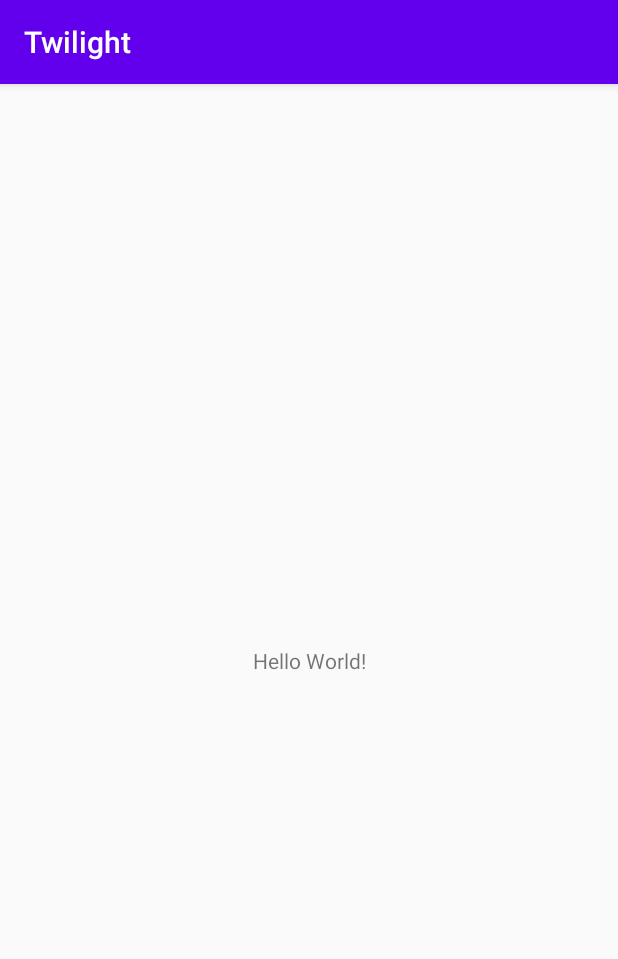
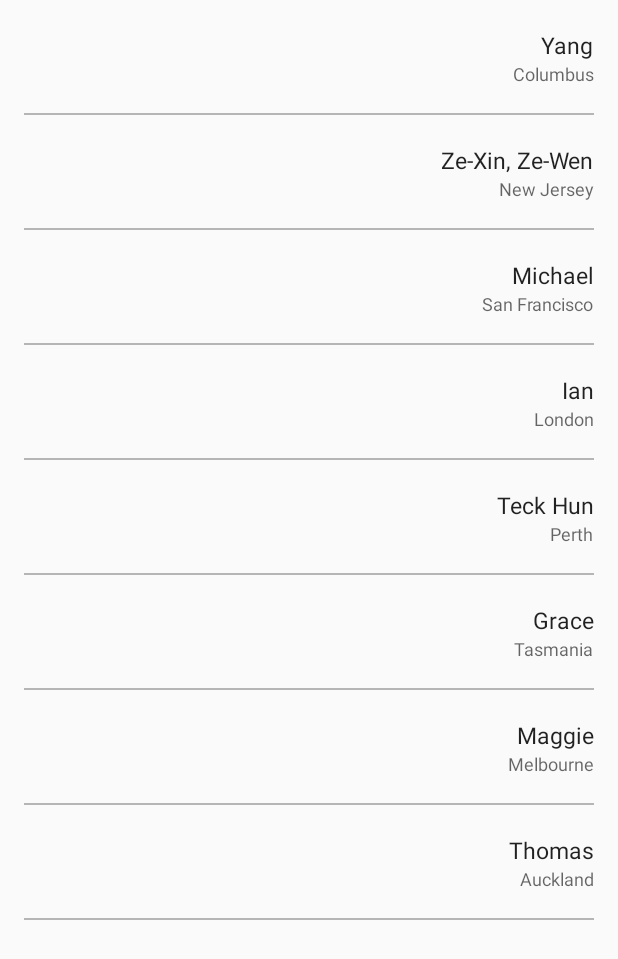
Before and after one commit to delacrixmorgan/twilight-android, an Android app: the screen it shows after launch (MainActivity), on a phone screen of 412 x 824 dp. Shown: the top 959 px of the screen. Run offline under Robolectric (Android 15) with nearby library versions, the phone set to English and light mode, and no system bars; libraries missing offline, so code that uses them is left out: com.jakewharton.threetenabp; 5 statements that could not run were skipped.

Commit message:
Able to display timeZones

```diff
--- /dev/null
+++ b/app/src/main/java/com/delacrixmorgan/twilight/android/Extensions.kt
@@ -0,0 +1,58 @@
+package com.delacrixmorgan.twilight.android
+
+import org.threeten.bp.DateTimeUtils
+import org.threeten.bp.Instant
+import org.threeten.bp.ZonedDateTime
+import org.threeten.bp.format.DateTimeFormatter
+import java.text.SimpleDateFormat
+import java.util.*
+
+fun Date.toZonedDateTime(): ZonedDateTime {
+    val calendar = Calendar.getInstance().apply { time = this@toZonedDateTime }
+    return DateTimeUtils.toZonedDateTime(calendar)
+}
+
+fun Date.toStringFormat(): String {
+    val calendar = Calendar.getInstance().apply { time = this@toStringFormat }
+    val zonedDateTime = DateTimeUtils.toZonedDateTime(calendar)
+
+    return DateTimeFormatter.ISO_INSTANT.format(zonedDateTime)
+}
+
+fun Date.formatDate(format: String = "EEE, dd MMMM"): String {
+    return SimpleDateFormat(format, Locale.US).format(this)
+}
+
+fun String.toDateFormat(): Date {
+    val dateInstant = Instant.from(DateTimeFormatter.ISO_INSTANT.parse(this))
+    return DateTimeUtils.toDate(dateInstant)
+}
+
+fun String.extractKeywords(): List<String> {
+    val splitString = this.split("/")
+    val name = splitString[1].replace("_", " ")
+    val list = mutableListOf(splitString[0], name)
+
+    name.addExceptions(list)
+    return list
+}
+
+fun String.addExceptions(list: MutableList<String>) {
+    val exceptionList = when (this) {
+        "Kuala Lumpur" -> {
+            listOf("Malaysia", "Klang", "Shah Alam", "Rawang", "Subang Jaya")
+        }
+        "Los Angeles" -> {
+            listOf("San Francisco")
+        }
+        "Chicago" -> {
+            listOf("Columbus", "Ohio")
+        }
+        "New York" -> {
+            listOf("New Jersey")
+        }
+        else -> listOf()
+    }
+
+    list.addAll(exceptionList)
+}
--- a/app/src/main/java/com/delacrixmorgan/twilight/android/MainActivity.kt
+++ b/app/src/main/java/com/delacrixmorgan/twilight/android/MainActivity.kt
@@ -1,12 +1,28 @@
 package com.delacrixmorgan.twilight.android
 
+import android.os.Bundle
+import android.view.WindowManager
 import androidx.appcompat.app.AppCompatActivity
-import android.os.Bundle
+import androidx.fragment.app.commit
+import com.delacrixmorgan.twilight.android.location.LocationListFragment
+import com.jakewharton.threetenabp.AndroidThreeTen
 
 class MainActivity : AppCompatActivity() {
 
     override fun onCreate(savedInstanceState: Bundle?) {
         super.onCreate(savedInstanceState)
         setContentView(R.layout.activity_main)
+        AndroidThreeTen.init(this)
+
+        window.setFlags(
+            WindowManager.LayoutParams.FLAG_LAYOUT_NO_LIMITS,
+            WindowManager.LayoutParams.FLAG_LAYOUT_NO_LIMITS
+        )
+
+        val fragment = LocationListFragment.create()
+
+        supportFragmentManager.commit {
+            replace(android.R.id.content, fragment, fragment.javaClass.simpleName)
+        }
     }
 }
--- /dev/null
+++ b/app/src/main/java/com/delacrixmorgan/twilight/android/data/controller/ZoneDataController.kt
@@ -0,0 +1,61 @@
+package com.delacrixmorgan.twilight.android.data.controller
+
+import com.delacrixmorgan.twilight.android.data.model.Zone
+import com.delacrixmorgan.twilight.android.extractKeywords
+import org.threeten.bp.ZoneId
+
+object ZoneDataController {
+    private var zones = mutableListOf<Zone>()
+
+    init {
+        val availableZones = ZoneId.getAvailableZoneIds()
+        val filteredZones = availableZones.filter {
+            it.contains("America/") || it.contains("US/")
+                    || it.contains("Europe/") || it.contains("Asia/")
+                    || it.contains("Australia/") || it.contains("Pacific/")
+                    || it.contains("Mexico/") || it.contains("Indian/")
+                    || it.contains("Canada/") || it.contains("Antarctica/")
+                    || it.contains("Atlantic/") || it.contains("Brazil/")
+                    || it.contains("Africa/")
+        }
+
+        zones.addAll(filteredZones.map {
+            val keywords = it.extractKeywords()
+            Zone(
+                timeZoneId = it,
+                name = keywords[1],
+                keywords = keywords
+            )
+        })
+    }
+
+    fun getZoneById(uuid: String): Zone? {
+        return zones.firstOrNull { it.uuid == uuid }
+    }
+
+    fun getZone(searchQuery: String? = null, searchQueries: List<String>? = null): List<Zone> {
+        val filteredList = mutableListOf<Zone>()
+
+        searchQuery?.let {
+            filteredList.addAll(
+                zones.filter {
+                    it.keywords.any { keyword ->
+                        keyword.contains(searchQuery, ignoreCase = true)
+                    }
+                }.toMutableList()
+            )
+        }
+
+        searchQueries?.forEach { query ->
+            filteredList.addAll(
+                zones.filter {
+                    it.keywords.any { keyword ->
+                        keyword.contains(query, ignoreCase = true)
+                    }
+                }.toMutableList()
+            )
+        }
+
+        return filteredList
+    }
+}
--- /dev/null
+++ b/app/src/main/java/com/delacrixmorgan/twilight/android/data/model/Location.kt
@@ -0,0 +1,16 @@
+package com.delacrixmorgan.twilight.android.data.model
+
+import com.delacrixmorgan.twilight.android.data.controller.ZoneDataController
+import java.util.*
+
+data class Location(
+    val uuid: String = UUID.randomUUID().toString(),
+    val zoneUuid: String,
+    val name: String,
+    val personName: String? = null
+) {
+    val zone: Zone?
+        get() {
+            return ZoneDataController.getZoneById(zoneUuid)
+        }
+}
--- /dev/null
+++ b/app/src/main/java/com/delacrixmorgan/twilight/android/data/model/Zone.kt
@@ -0,0 +1,10 @@
+package com.delacrixmorgan.twilight.android.data.model
+
+import java.util.*
+
+data class Zone(
+    val uuid: String = UUID.randomUUID().toString(),
+    val timeZoneId: String,
+    val name: String,
+    val keywords: List<String>
+)
--- /dev/null
+++ b/app/src/main/java/com/delacrixmorgan/twilight/android/location/LocationFormFragment.kt
@@ -0,0 +1,27 @@
+package com.delacrixmorgan.twilight.android.location
+
+import android.os.Bundle
+import android.view.LayoutInflater
+import android.view.View
+import android.view.ViewGroup
+import androidx.fragment.app.Fragment
+import com.delacrixmorgan.twilight.android.R
+
+class LocationFormFragment : Fragment() {
+
+    companion object {
+        fun create() = LocationFormFragment()
+    }
+
+    override fun onCreateView(
+        inflater: LayoutInflater, container: ViewGroup?,
+        savedInstanceState: Bundle?
+    ): View? {
+        return inflater.inflate(R.layout.fragment_location_form, container, false)
+    }
+
+    override fun onViewCreated(view: View, savedInstanceState: Bundle?) {
+        super.onViewCreated(view, savedInstanceState)
+
+    }
+}
--- /dev/null
+++ b/app/src/main/java/com/delacrixmorgan/twilight/android/location/LocationListFragment.kt
@@ -0,0 +1,87 @@
+package com.delacrixmorgan.twilight.android.location
+
+import android.os.Bundle
+import android.view.LayoutInflater
+import android.view.View
+import android.view.ViewGroup
+import androidx.fragment.app.Fragment
+import com.delacrixmorgan.twilight.android.R
+import com.delacrixmorgan.twilight.android.data.model.Location
+import com.delacrixmorgan.twilight.android.data.controller.ZoneDataController
+import kotlinx.android.synthetic.main.fragment_location_list.*
+
+class LocationListFragment : Fragment(), LocationRecyclerViewAdapter.Listener {
+
+    companion object {
+        fun create() = LocationListFragment()
+    }
+
+    private val adapter: LocationRecyclerViewAdapter by lazy {
+        LocationRecyclerViewAdapter(this)
+    }
+
+    override fun onCreateView(
+        inflater: LayoutInflater, container: ViewGroup?,
+        savedInstanceState: Bundle?
+    ): View? {
+        return inflater.inflate(R.layout.fragment_location_list, container, false)
+    }
+
+    override fun onViewCreated(view: View, savedInstanceState: Bundle?) {
+        super.onViewCreated(view, savedInstanceState)
+
+        val locations = mutableListOf<Location>()
+        locations.addAll(
+            listOf(
+                Location(
+                    name = "Columbus",
+                    personName = "Yang",
+                    zoneUuid = ZoneDataController.getZone(searchQuery = "Columbus").first().uuid
+                ),
+                Location(
+                    name = "New Jersey",
+                    personName = "Ze-Xin, Ze-Wen",
+                    zoneUuid = ZoneDataController.getZone(searchQuery = "New Jersey").first().uuid
+                ),
+                Location(
+                    name = "San Francisco",
+                    personName = "Michael",
+                    zoneUuid = ZoneDataController.getZone(searchQuery = "San Francisco")
+                        .first().uuid
+                ),
+                Location(
+                    name = "London",
+                    personName = "Ian",
+                    zoneUuid = ZoneDataController.getZone(searchQuery = "London").first().uuid
+                ),
+                Location(
+                    name = "Perth",
+                    personName = "Teck Hun",
+                    zoneUuid = ZoneDataController.getZone(searchQuery = "Perth").first().uuid
+                ),
+                Location(
+                    name = "Tasmania",
+                    personName = "Grace",
+                    zoneUuid = ZoneDataController.getZone(searchQuery = "Tasmania").first().uuid
+                ),
+                Location(
+                    name = "Melbourne",
+                    personName = "Maggie",
+                    zoneUuid = ZoneDataController.getZone(searchQuery = "Melbourne").first().uuid
+                ),
+                Location(
+                    name = "Auckland",
+                    personName = "Thomas",
+                    zoneUuid = ZoneDataController.getZone(searchQuery = "Auckland").first().uuid
+                )
+            )
+        )
+
+        adapter.locations = locations
+        recyclerView.adapter = adapter
+    }
+
+    override fun onLocationSelected(location: Location) {
+
+    }
+}
--- /dev/null
+++ b/app/src/main/java/com/delacrixmorgan/twilight/android/location/LocationRecyclerViewAdapter.kt
@@ -0,0 +1,81 @@
+package com.delacrixmorgan.twilight.android.location
+
+import android.view.LayoutInflater
+import android.view.View
+import android.view.ViewGroup
+import androidx.recyclerview.widget.DiffUtil
+import androidx.recyclerview.widget.RecyclerView
+import com.delacrixmorgan.twilight.android.R
+import com.delacrixmorgan.twilight.android.data.model.Location
+import com.delacrixmorgan.twilight.android.toZonedDateTime
+import kotlinx.android.synthetic.main.cell_location_list.view.*
+import org.threeten.bp.ZoneId
+import org.threeten.bp.ZonedDateTime
+import org.threeten.bp.format.DateTimeFormatter
+import java.util.*
+
+class LocationRecyclerViewAdapter(
+    val listener: Listener
+) : RecyclerView.Adapter<LocationRecyclerViewAdapter.LocationViewHolder>() {
+    interface Listener {
+        fun onLocationSelected(location: Location)
+    }
+
+    private val date = Date()
+
+    var locations: MutableList<Location> = mutableListOf()
+        set(value) {
+            val oldList = field
+            val diffResult = DiffUtil.calculateDiff(object : DiffUtil.Callback() {
+                override fun areItemsTheSame(oldItemPosition: Int, newItemPosition: Int): Boolean {
+                    return oldList[oldItemPosition].uuid == value[newItemPosition].uuid
+                }
+
+                override fun areContentsTheSame(
+                    oldItemPosition: Int,
+                    newItemPosition: Int
+                ) = oldList[oldItemPosition] == value[newItemPosition]
+
+                override fun getOldListSize() = oldList.size
+
+                override fun getNewListSize() = value.size
+
+                override fun getChangePayload(oldItemPosition: Int, newItemPosition: Int) = true
+            }, true)
+
+            field = value
+            diffResult.dispatchUpdatesTo(this)
+        }
+
+    override fun onCreateViewHolder(parent: ViewGroup, viewType: Int): LocationViewHolder {
+        return LocationViewHolder(
+            LayoutInflater.from(parent.context).inflate(R.layout.cell_location_list, parent, false)
+        )
+    }
+
+    override fun onBindViewHolder(holder: LocationViewHolder, position: Int) {
+        holder.bind(locations[position])
+    }
+
+    override fun getItemCount() = locations.size
+
+    inner class LocationViewHolder(itemView: View) : RecyclerView.ViewHolder(itemView) {
+        fun bind(location: Location) = with(itemView) {
+            val zoneId = ZoneId.of(location.zone?.timeZoneId)
+            val zonedDateTime = ZonedDateTime.ofInstant(date.toZonedDateTime().toInstant(), zoneId)
+
+            val timeString = zonedDateTime.format(DateTimeFormatter.ofPattern("h:mm a"))
+            val dayString = zonedDateTime.format(DateTimeFormatter.ofPattern("EEEE, d MMMM"))
+
+            timeTextView.text = timeString
+            dayTextView.text = dayString
+
+            personNameTextView.text = location.personName
+            locationNameTextView.text = location.name
+
+            setOnClickListener {
+                listener.onLocationSelected(location)
+            }
+        }
+    }
+}
--- a/app/src/main/res/layout/activity_main.xml
+++ b/app/src/main/res/layout/activity_main.xml
@@ -1,18 +1,6 @@
 <?xml version="1.0" encoding="utf-8"?>
 <androidx.constraintlayout.widget.ConstraintLayout xmlns:android="http://schemas.android.com/apk/res/android"
-    xmlns:app="http://schemas.android.com/apk/res-auto"
     xmlns:tools="http://schemas.android.com/tools"
     android:layout_width="match_parent"
     android:layout_height="match_parent"
-    tools:context=".MainActivity">
-
-    <TextView
-        android:layout_width="wrap_content"
-        android:layout_height="wrap_content"
-        android:text="Hello World!"
-        app:layout_constraintBottom_toBottomOf="parent"
-        app:layout_constraintLeft_toLeftOf="parent"
-        app:layout_constraintRight_toRightOf="parent"
-        app:layout_constraintTop_toTopOf="parent" />
-
-</androidx.constraintlayout.widget.ConstraintLayout>
+    tools:context=".MainActivity" />
--- /dev/null
+++ b/app/src/main/res/layout/cell_location_list.xml
@@ -0,0 +1,69 @@
+<?xml version="1.0" encoding="utf-8"?>
+<androidx.constraintlayout.widget.ConstraintLayout xmlns:android="http://schemas.android.com/apk/res/android"
+    xmlns:app="http://schemas.android.com/apk/res-auto"
+    xmlns:tools="http://schemas.android.com/tools"
+    android:layout_width="match_parent"
+    android:layout_height="wrap_content">
+
+    <TextView
+        android:id="@+id/timeTextView"
+        android:layout_width="wrap_content"
+        android:layout_height="wrap_content"
+        android:paddingStart="16dp"
+        android:paddingTop="16dp"
+        android:paddingEnd="16dp"
+        android:textAppearance="@style/Headline"
+        app:layout_constraintStart_toStartOf="parent"
+        app:layout_constraintTop_toTopOf="parent"
+        tools:text="12:00 AM" />
+
+    <TextView
+        android:id="@+id/dayTextView"
+        android:layout_width="0dp"
+        android:layout_height="wrap_content"
+        android:layout_marginTop="4dp"
+        android:paddingStart="16dp"
+        android:paddingEnd="16dp"
+        android:paddingBottom="16dp"
+        android:textAppearance="@style/Caption1"
+        app:layout_constraintBottom_toBottomOf="parent"
+        app:layout_constraintEnd_toStartOf="@id/personNameTextView"
+        app:layout_constraintHorizontal_bias="0.0"
+        app:layout_constraintStart_toStartOf="parent"
+        app:layout_constraintTop_toBottomOf="@+id/timeTextView"
+        tools:text="Friday, 1 April" />
+
+    <TextView
+        android:id="@+id/personNameTextView"
+        android:layout_width="wrap_content"
+        android:layout_height="wrap_content"
+        android:layout_marginEnd="16dp"
+        android:textAppearance="@style/Subhead"
+        app:layout_constraintBottom_toTopOf="@id/locationNameTextView"
+        app:layout_constraintEnd_toEndOf="parent"
+        app:layout_constraintTop_toTopOf="parent"
+        app:layout_constraintVertical_chainStyle="packed"
+        tools:text="Aerith" />
+
+    <TextView
+        android:id="@+id/locationNameTextView"
+        android:layout_width="wrap_content"
+        android:layout_height="wrap_content"
+        android:layout_marginEnd="16dp"
+        android:textAppearance="@style/Caption1"
+        app:layout_constraintBottom_toBottomOf="parent"
+        app:layout_constraintEnd_toEndOf="parent"
+        app:layout_constraintTop_toBottomOf="@id/personNameTextView"
+        tools:text="Midgar" />
+
+    <View
+        android:layout_width="match_parent"
+        android:layout_height="1dp"
+        android:layout_marginStart="16dp"
+        android:layout_marginEnd="16dp"
+        android:background="@color/colorGrey"
+        app:layout_constraintBottom_toBottomOf="parent"
+        app:layout_constraintEnd_toEndOf="parent"
+        app:layout_constraintStart_toStartOf="parent" />
+
+</androidx.constraintlayout.widget.ConstraintLayout>
--- /dev/null
+++ b/app/src/main/res/layout/fragment_location_form.xml
@@ -0,0 +1,6 @@
+<?xml version="1.0" encoding="utf-8"?>
+<androidx.constraintlayout.widget.ConstraintLayout
+    xmlns:android="http://schemas.android.com/apk/res/android" android:layout_width="match_parent"
+    android:layout_height="match_parent">
+
+</androidx.constraintlayout.widget.ConstraintLayout>
--- /dev/null
+++ b/app/src/main/res/layout/fragment_location_list.xml
@@ -0,0 +1,16 @@
+<?xml version="1.0" encoding="utf-8"?>
+<androidx.constraintlayout.widget.ConstraintLayout xmlns:android="http://schemas.android.com/apk/res/android"
+    xmlns:app="http://schemas.android.com/apk/res-auto"
+    xmlns:tools="http://schemas.android.com/tools"
+    android:layout_width="match_parent"
+    android:layout_height="match_parent">
+
+    <androidx.recyclerview.widget.RecyclerView
+        android:id="@+id/recyclerView"
+        android:layout_width="match_parent"
+        android:layout_height="match_parent"
+        android:orientation="vertical"
+        app:layoutManager="androidx.recyclerview.widget.LinearLayoutManager"
+        tools:listitem="@layout/cell_location_list" />
+
+</androidx.constraintlayout.widget.ConstraintLayout>
--- a/app/src/main/res/values/colors.xml
+++ b/app/src/main/res/values/colors.xml
@@ -3,4 +3,6 @@
     <color name="colorPrimary">#6200EE</color>
     <color name="colorPrimaryDark">#3700B3</color>
     <color name="colorAccent">#03DAC5</color>
+
+    <color name="colorGrey">#C09E9E9E</color>
 </resources>
--- a/app/src/main/res/values/styles.xml
+++ b/app/src/main/res/values/styles.xml
@@ -1,11 +1,61 @@
-<resources>
+<resources xmlns:tools="http://schemas.android.com/tools">
 
-    <!-- Base application theme. -->
-    <style name="AppTheme" parent="Theme.AppCompat.Light.DarkActionBar">
-        <!-- Customize your theme here. -->
+    <style name="AppTheme" parent="Theme.AppCompat.Light.NoActionBar">
         <item name="colorPrimary">@color/colorPrimary</item>
         <item name="colorPrimaryDark">@color/colorPrimaryDark</item>
         <item name="colorAccent">@color/colorAccent</item>
     </style>
 
+    <style name="AppTheme.TranslucentStatusBar" parent="AppTheme">
+        <item name="android:windowTranslucentStatus">true</item>
+        <item name="android:statusBarColor" tools:targetApi="lollipop">@android:color/transparent
+        </item>
+    </style>
+
+    <style name="LargeTitle" parent="Base.TextAppearance.AppCompat.Title">
+        <item name="android:textSize">26sp</item>
+    </style>
+
+    <style name="Title1" parent="Base.TextAppearance.AppCompat.Title">
+        <item name="android:textSize">28sp</item>
+    </style>
+
+    <style name="Title2" parent="Base.TextAppearance.AppCompat.Title">
+        <item name="android:textSize">22sp</item>
+        <item name="android:textStyle">bold</item>
+    </style>
+
+    <style name="Title3" parent="Base.TextAppearance.AppCompat.Title">
+        <item name="android:textSize">20sp</item>
+    </style>
+
+    <style name="Headline" parent="Base.TextAppearance.AppCompat.Headline">
+        <item name="android:textSize">17sp</item>
+        <item name="android:textStyle">normal</item>
+        <item name="android:fontFamily">sans-serif-medium</item>
+    </style>
+
+    <style name="Body" parent="Base.TextAppearance.AppCompat.Body1">
+        <item name="android:textSize">17sp</item>
+    </style>
+
+    <style name="Callout" parent="Base.TextAppearance.AppCompat.Body1">
+        <item name="android:textSize">16sp</item>
+    </style>
+
+    <style name="Subhead" parent="Base.TextAppearance.AppCompat.Subhead">
+        <item name="android:textSize">15sp</item>
+    </style>
+
+    <style name="Footnote" parent="Base.TextAppearance.AppCompat.Caption">
+        <item name="android:textSize">13sp</item>
+    </style>
+
+    <style name="Caption1" parent="Base.TextAppearance.AppCompat.Caption">
+        <item name="android:textSize">12sp</item>
+    </style>
+
+    <style name="Caption2" parent="Base.TextAppearance.AppCompat.Caption">
+        <item name="android:textSize">11sp</item>
+    </style>
 </resources>
```
Also changed, not shown: app/build.gradle (+13 -1 lines), gradle.properties (+12 -7 lines), 1 other file.
